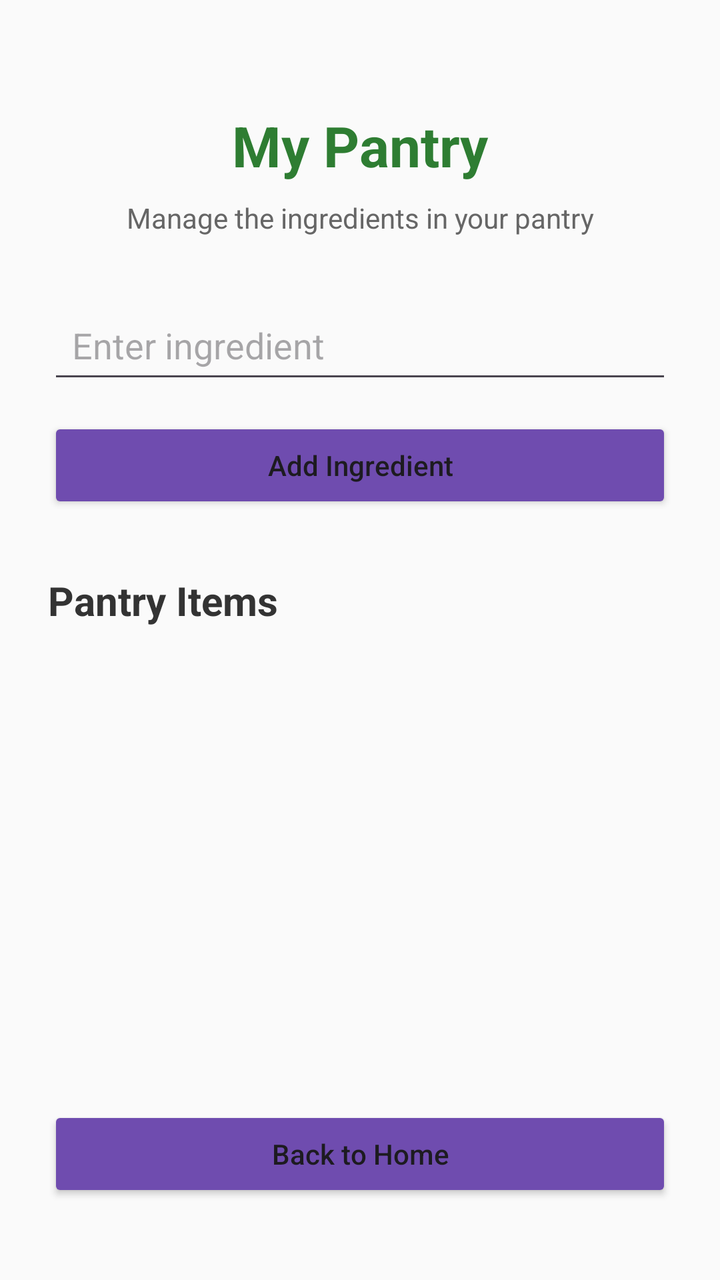
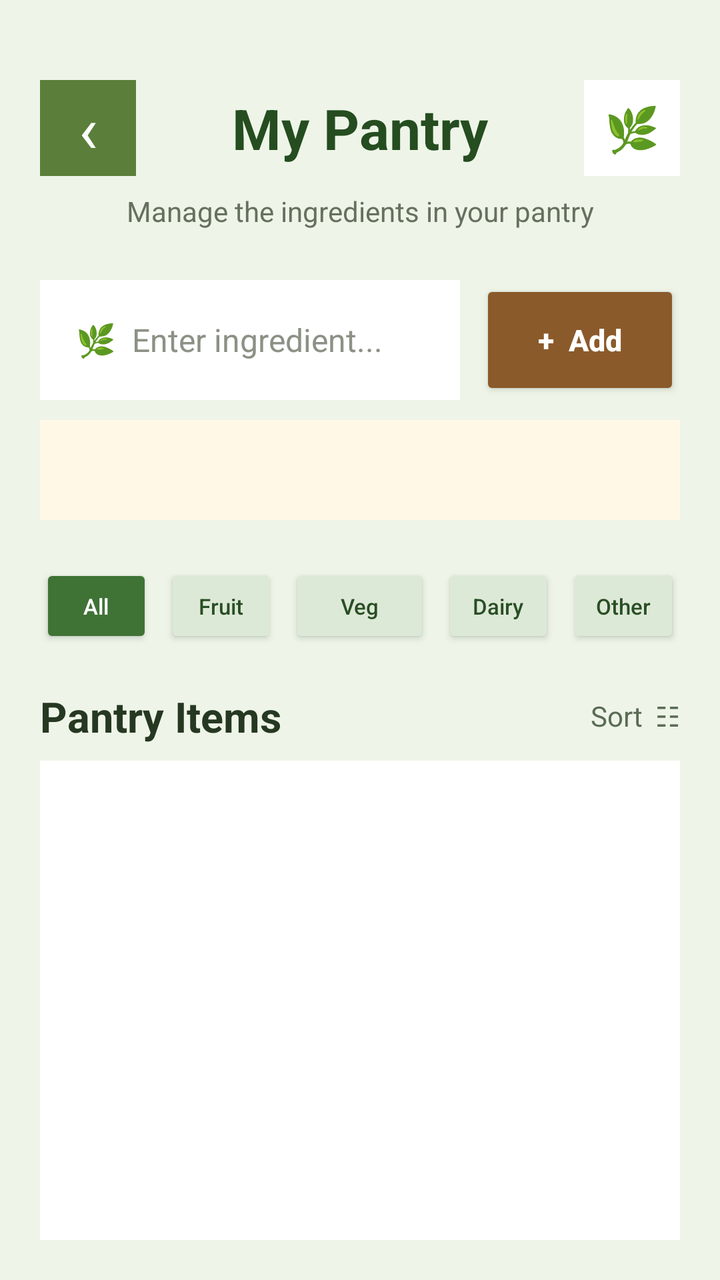

The first picture is an Android layout as it rendered before a commit; the second is the same layout after the commit. The layout source and the unified diff follow.
<!-- AndroidManifest.xml: application theme Theme.SmartPantryManager -->
<!-- res/layout/activity_my_pantry.xml -->
<?xml version="1.0" encoding="utf-8"?>
<LinearLayout xmlns:android="http://schemas.android.com/apk/res/android"
    android:id="@+id/main"
    android:layout_width="match_parent"
    android:layout_height="match_parent"
    android:orientation="vertical"
    android:padding="24dp"
    android:background="#FAFAFA">

    <TextView
        android:layout_width="match_parent"
        android:layout_height="wrap_content"
        android:text="My Pantry"
        android:textSize="28sp"
        android:textStyle="bold"
        android:textColor="#2E7D32"
        android:gravity="center"
        android:layout_marginTop="30dp"
        android:layout_marginBottom="8dp" />

    <TextView
        android:layout_width="match_parent"
        android:layout_height="wrap_content"
        android:text="Manage the ingredients in your pantry"
        android:textSize="14sp"
        android:textColor="#666666"
        android:gravity="center"
        android:layout_marginBottom="30dp" />

    <EditText
        android:id="@+id/etIngredient"
        android:layout_width="match_parent"
        android:layout_height="wrap_content"
        android:hint="Enter ingredient"
        android:inputType="text"
        android:padding="12dp" />

    <Button
        android:id="@+id/btnAddIngredient"
        android:layout_width="match_parent"
        android:layout_height="wrap_content"
        android:text="Add Ingredient"
        android:textAllCaps="false"
        android:layout_marginTop="12dp"
        android:backgroundTint="#6F4CAF" />

    <TextView
        android:layout_width="match_parent"
        android:layout_height="wrap_content"
        android:text="Pantry Items"
        android:textSize="20sp"
        android:textStyle="bold"
        android:textColor="#333333"
        android:layout_marginTop="30dp"
        android:layout_marginBottom="10dp" />

    <ListView
        android:id="@+id/listPantry"
        android:layout_width="match_parent"
        android:layout_height="0dp"
        android:layout_weight="1" />

    <Button
        android:id="@+id/btnBack"
        android:layout_width="match_parent"
        android:layout_height="wrap_content"
        android:text="Back to Home"
        android:textAllCaps="false"
        android:layout_marginTop="10dp"
        android:layout_marginBottom="15dp"
        android:backgroundTint="#6F4CAF" />

</LinearLayout>
<!-- resources referenced by this layout -->
<resources>
  <style name="Theme.SmartPantryManager" parent="Base.Theme.SmartPantryManager" />
  <style name="Base.Theme.SmartPantryManager" parent="Theme.Material3.DayNight.NoActionBar">
          
          
      </style>
</resources>

<!-- the commit's change to res/layout/activity_my_pantry.xml (unified diff, before → after) -->
@@ -4,70 +4,230 @@
     android:layout_width="match_parent"
     android:layout_height="match_parent"
     android:orientation="vertical"
-    android:padding="24dp"
-    android:background="#FAFAFA">
-
-    <TextView
-        android:layout_width="match_parent"
-        android:layout_height="wrap_content"
-        android:text="My Pantry"
-        android:textSize="28sp"
-        android:textStyle="bold"
-        android:textColor="#2E7D32"
-        android:gravity="center"
-        android:layout_marginTop="30dp"
-        android:layout_marginBottom="8dp" />
-
+    android:background="#EEF5E8"
+    android:padding="20dp">
+
+    
+    <LinearLayout
+        android:layout_width="match_parent"
+        android:layout_height="wrap_content"
+        android:orientation="horizontal"
+        android:gravity="center_vertical"
+        android:layout_marginTop="20dp">
+
+        <TextView
+            android:id="@+id/btnBack"
+            android:layout_width="48dp"
+            android:layout_height="48dp"
+            android:gravity="center"
+            android:text="‹"
+            android:textSize="32sp"
+            android:textColor="#FFFFFF"
+            android:background="#5B7F3A"
+            android:contentDescription="Back" />
+
+        <TextView
+            android:layout_width="0dp"
+            android:layout_height="wrap_content"
+            android:layout_weight="1"
+            android:text="My Pantry"
+            android:textSize="28sp"
+            android:textStyle="bold"
+            android:textColor="#254D20"
+            android:gravity="center" />
+
+        <TextView
+            android:layout_width="48dp"
+            android:layout_height="48dp"
+            android:gravity="center"
+            android:text="🌿"
+            android:textSize="22sp"
+            android:background="#FFFFFF" />
+
+    </LinearLayout>
+
+    
     <TextView
         android:layout_width="match_parent"
         android:layout_height="wrap_content"
         android:text="Manage the ingredients in your pantry"
         android:textSize="14sp"
-        android:textColor="#666666"
+        android:textColor="#66705F"
         android:gravity="center"
-        android:layout_marginBottom="30dp" />
-
-    <EditText
-        android:id="@+id/etIngredient"
-        android:layout_width="match_parent"
-        android:layout_height="wrap_content"
-        android:hint="Enter ingredient"
-        android:inputType="text"
-        android:padding="12dp" />
-
-    <Button
-        android:id="@+id/btnAddIngredient"
-        android:layout_width="match_parent"
-        android:layout_height="wrap_content"
-        android:text="Add Ingredient"
-        android:textAllCaps="false"
-        android:layout_marginTop="12dp"
-        android:backgroundTint="#6F4CAF" />
-
-    <TextView
-        android:layout_width="match_parent"
-        android:layout_height="wrap_content"
-        android:text="Pantry Items"
-        android:textSize="20sp"
-        android:textStyle="bold"
-        android:textColor="#333333"
-        android:layout_marginTop="30dp"
-        android:layout_marginBottom="10dp" />
-
+        android:layout_marginTop="8dp"
+        android:layout_marginBottom="25dp" />
+
+    
+    <LinearLayout
+        android:layout_width="match_parent"
+        android:layout_height="60dp"
+        android:orientation="horizontal"
+        android:gravity="center_vertical">
+
+        <EditText
+            android:id="@+id/etIngredient"
+            android:layout_width="0dp"
+            android:layout_height="match_parent"
+            android:layout_weight="1"
+            android:hint="🌿  Enter ingredient..."
+            android:textSize="16sp"
+            android:textColor="#263821"
+            android:textColorHint="#8B9185"
+            android:background="#FFFFFF"
+            android:paddingStart="18dp"
+            android:paddingEnd="18dp"
+            android:singleLine="true"
+            android:inputType="textCapWords" />
+
+        <Button
+            android:id="@+id/btnAddIngredient"
+            android:layout_width="100dp"
+            android:layout_height="match_parent"
+            android:layout_marginStart="10dp"
+            android:text="+  Add"
+            android:textSize="15sp"
+            android:textStyle="bold"
+            android:textColor="#FFFFFF"
+            android:textAllCaps="false"
+            android:backgroundTint="#8B5A2B" />
+
+    </LinearLayout>
+
+    
+    <Spinner
+        android:id="@+id/spinnerCategory"
+        android:layout_width="match_parent"
+        android:layout_height="50dp"
+        android:layout_marginTop="10dp"
+        android:layout_marginBottom="12dp"
+        android:background="#FFF8E7"
+        android:paddingStart="16dp"
+        android:paddingEnd="16dp" />
+
+
+    
+    <LinearLayout
+        android:layout_width="match_parent"
+        android:layout_height="wrap_content"
+        android:orientation="horizontal"
+        android:layout_marginTop="10dp"
+        android:gravity="center">
+
+        <Button
+            android:id="@+id/btnAll"
+            android:layout_width="0dp"
+            android:layout_height="42dp"
+            android:layout_weight="1"
+            android:text="All"
+            android:textAllCaps="false"
+            android:textSize="11sp"
+            android:minWidth="0dp"
+            android:minHeight="0dp"
+            android:padding="0dp"
+            android:layout_marginEnd="3dp"
+            android:backgroundTint="#3F7336"
+            android:textColor="#FFFFFF" />
+
+        <Button
+            android:id="@+id/btnFruit"
+            android:layout_width="0dp"
+            android:layout_height="42dp"
+            android:layout_weight="1"
+            android:text="Fruit"
+            android:textAllCaps="false"
+            android:textSize="11sp"
+            android:minWidth="0dp"
+            android:minHeight="0dp"
+            android:padding="0dp"
+            android:layout_marginStart="3dp"
+            android:layout_marginEnd="3dp"
+            android:backgroundTint="#DDE9D7"
+            android:textColor="#294E25" />
+
+        <Button
+            android:id="@+id/btnVegetable"
+            android:layout_width="0dp"
+            android:layout_height="42dp"
+            android:layout_weight="1.25"
+            android:text="Veg"
+            android:textAllCaps="false"
+            android:textSize="11sp"
+            android:minWidth="0dp"
+            android:minHeight="0dp"
+            android:padding="0dp"
+            android:layout_marginStart="3dp"
+            android:layout_marginEnd="3dp"
+            android:backgroundTint="#DDE9D7"
+            android:textColor="#294E25" />
+
+        <Button
+            android:id="@+id/btnDairy"
+            android:layout_width="0dp"
+            android:layout_height="42dp"
+            android:layout_weight="1"
+            android:text="Dairy"
+            android:textAllCaps="false"
+            android:textSize="11sp"
+            android:minWidth="0dp"
+            android:minHeight="0dp"
+            android:padding="0dp"
+            android:layout_marginStart="3dp"
+            android:layout_marginEnd="3dp"
+            android:backgroundTint="#DDE9D7"
+            android:textColor="#294E25" />
+
+        <Button
+            android:id="@+id/btnOther"
+            android:layout_width="0dp"
+            android:layout_height="42dp"
+            android:layout_weight="1"
+            android:text="Other"
+            android:textAllCaps="false"
+            android:textSize="11sp"
+            android:minWidth="0dp"
+            android:minHeight="0dp"
+            android:padding="0dp"
+            android:layout_marginStart="3dp"
+            android:backgroundTint="#DDE9D7"
+            android:textColor="#294E25" />
+
+    </LinearLayout>
+
+    
+    <LinearLayout
+        android:layout_width="match_parent"
+        android:layout_height="wrap_content"
+        android:gravity="center_vertical"
+        android:layout_marginTop="20dp"
+        android:layout_marginBottom="8dp">
+
+        <TextView
+            android:layout_width="0dp"
+            android:layout_height="wrap_content"
+            android:layout_weight="1"
+            android:text="Pantry Items"
+            android:textSize="21sp"
+            android:textStyle="bold"
+            android:textColor="#263821" />
+
+        <TextView
+            android:layout_width="wrap_content"
+            android:layout_height="wrap_content"
+            android:text="Sort  ☷"
+            android:textSize="14sp"
+            android:textColor="#5B6B55" />
+
+    </LinearLayout>
+
+    
     <ListView
         android:id="@+id/listPantry"
         android:layout_width="match_parent"
         android:layout_height="0dp"
-        android:layout_weight="1" />
-
-    <Button
-        android:id="@+id/btnBack"
-        android:layout_width="match_parent"
-        android:layout_height="wrap_content"
-        android:text="Back to Home"
-        android:textAllCaps="false"
-        android:layout_marginTop="10dp"
-        android:layout_marginBottom="15dp"
-        android:backgroundTint="#6F4CAF" />
+        android:layout_weight="1"
+        android:divider="#D8E1D3"
+        android:dividerHeight="1dp"
+        android:background="#FFFFFF"
+        android:padding="8dp" />
 
 </LinearLayout>
